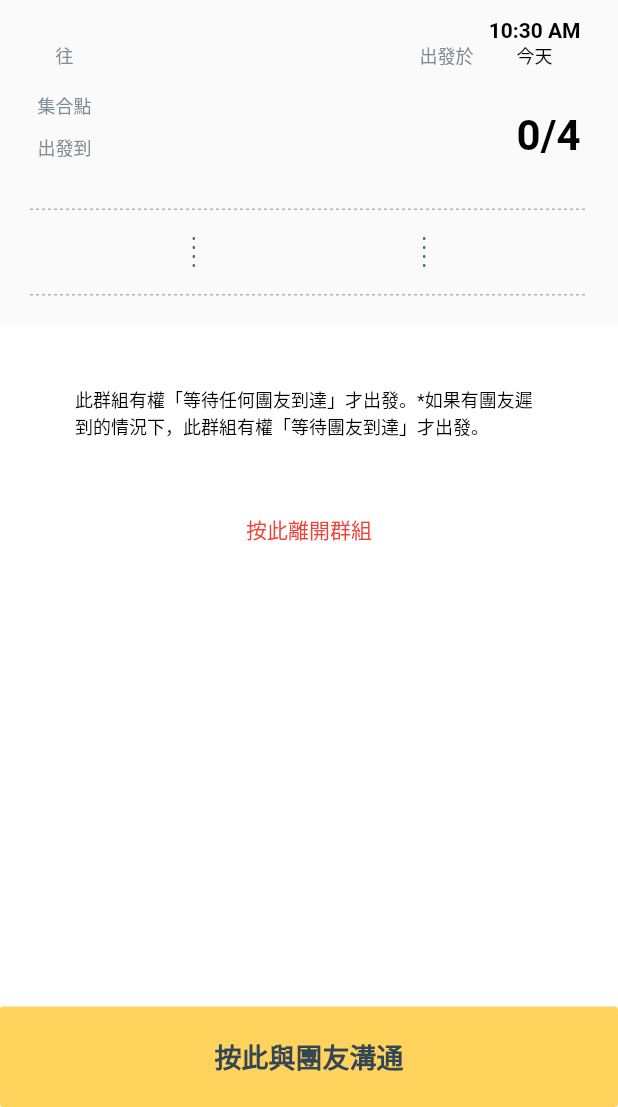
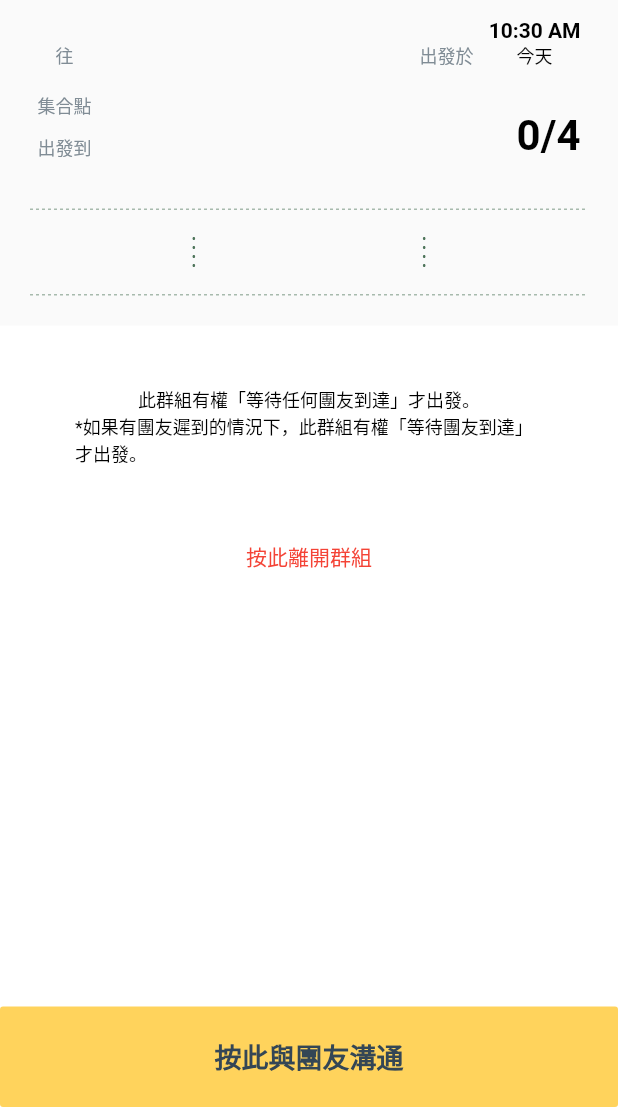
Before and after one commit to ovidiumunteanu/hk_flutter_sharecab, a Flutter app: the GroupDetails screen opened directly with empty values, on a phone screen of 412 x 824 dp, the part 129-1236 px from its top. Run offline on Flutter 3.47's test engine with Material 2 defaults, Android fonts, the phone set to English and light mode, and no system bars; drawn by our look-alikes of dotted_line; our stand-ins replace cloud_firestore, curved_navigation_bar, firebase_auth, firebase_messaging, flutter_spinkit, flutter_svg and 6 more; missing offline and left inert: dart:ffi, geocoder; accounts and stored records are empty; project files that could hold a hidden picture were left out.

Commit message:
new feedback android done

```diff
--- a/lib/screens/groupdetailscreen/groupdetails.dart
+++ b/lib/screens/groupdetailscreen/groupdetails.dart
@@ -138,7 +138,7 @@ class _GroupDetailsState extends State<GroupDetails>
     var pr = ProgressDialog(context,
         type: ProgressDialogType.Normal, isDismissible: false, showLogs: false);
     pr.style(
-      message: '设置到达状态..',
+      message: '處理中..',
       backgroundColor: Theme.of(context).backgroundColor,
       messageTextStyle: TextStyle(color: Theme.of(context).accentColor),
     );
@@ -222,7 +222,7 @@ class _GroupDetailsState extends State<GroupDetails>
     pr = ProgressDialog(context,
         type: ProgressDialogType.Normal, isDismissible: false, showLogs: false);
     pr.style(
-      message: '加入群...',
+      message: '加入群組中..',
       backgroundColor: Theme.of(context).backgroundColor,
       messageTextStyle: TextStyle(color: Theme.of(context).accentColor),
     );
@@ -250,8 +250,8 @@ class _GroupDetailsState extends State<GroupDetails>
           context: context,
           builder: (BuildContext ctx) {
             return AlertDialog(
-              title: Text('離開組'),
-              content: Text('你確定要離開這個群嗎？'),
+              title: Text('離開群組'),
+              content: Text('您確定要離開這群組嗎？'),
               actions: <Widget>[
                 FlatButton(
                   onPressed: () {
@@ -268,7 +268,7 @@ class _GroupDetailsState extends State<GroupDetails>
                         isDismissible: false,
                         showLogs: false);
                     pr.style(
-                      message: '離開組...',
+                      message: '離開群組中..',
                       backgroundColor: Theme.of(context).backgroundColor,
                       messageTextStyle: TextStyle(
                         color: text_color1,
@@ -406,7 +406,7 @@ class _GroupDetailsState extends State<GroupDetails>
           child: Padding(
             padding: const EdgeInsets.all(8.0),
             child: Text(
-              userItem['name'] + (numUsers > 1 ? ' x $numUsers' : ''),
+              userItem['name'] + (numUsers > 1 ? ' x $numUsers 乘客' : ''),
               style: TextStyle(
                   fontSize: 14,
                   fontWeight: FontWeight.w500,
@@ -797,14 +797,32 @@ class _GroupDetailsState extends State<GroupDetails>
                                     ),
                                     child: Column(
                                       children: [
-                                        Text(
-                                          wait_all_member
-                                              ? '此群組有權「準時出發」及不會等待個別團友。*如果有團友遲到的情況下，此群組有權「準時出發」。'
-                                              : '此群組有權「等待任何團友到達」才出發。*如果有團友遲到的情況下，此群組有權「等待團友到達」才出發。',
-                                          style: TextStyle(
-                                              fontSize: 12,
-                                              color: Colors.black),
-                                        ),
+                                        wait_all_member
+                                            ? Text(
+                                                '此群組有權「準時出發」及不會等待個別團友。',
+                                                style: TextStyle(
+                                                    fontSize: 12,
+                                                    color: Colors.black),
+                                              )
+                                            : Text(
+                                                '此群組有權「等待任何團友到達」才出發。',
+                                                style: TextStyle(
+                                                    fontSize: 12,
+                                                    color: Colors.black),
+                                              ),
+                                        wait_all_member
+                                            ? Text(
+                                                '*如果有團友遲到的情況下，此群組有權「準時出發」。',
+                                                style: TextStyle(
+                                                    fontSize: 12,
+                                                    color: Colors.black),
+                                              )
+                                            : Text(
+                                                '*如果有團友遲到的情況下，此群組有權「等待團友到達」才出發。',
+                                                style: TextStyle(
+                                                    fontSize: 12,
+                                                    color: Colors.black),
+                                              ),
                                         SizedBox(
                                           height: 40,
                                         ),
--- a/lib/screens/profile/userprofile.dart
+++ b/lib/screens/profile/userprofile.dart
@@ -96,7 +96,7 @@ class _MyProfileState extends State<MyProfile>
     pr = ProgressDialog(context,
         type: ProgressDialogType.Normal, isDismissible: false, showLogs: false);
     pr.style(
-      message: '註銷...',
+      message: '處理中..',
       backgroundColor: Theme.of(context).backgroundColor,
       messageTextStyle: TextStyle(color: Theme.of(context).accentColor),
     );
--- a/lib/screens/tripslist.dart
+++ b/lib/screens/tripslist.dart
@@ -50,13 +50,13 @@ class _TripsListState extends State<TripsList>
     if (widget.filterDestination != '任何') {
       query = query.where('destination', isEqualTo: widget.filterDestination);
     }
-    if (widget.filterGender != '男女也可') {
+    if (widget.filterGender != '任何') {
       query = query.where('sex', isEqualTo: widget.filterGender);
     }
 
-    if (widget.sortTime == '最近時間') {
+    if (widget.sortTime == '最近' || widget.sortTime == '任何') {
       query = query.orderBy('departure_time', descending: true);
-    } else if (widget.sortTime == '最遠時間') {
+    } else if (widget.sortTime == '最遠') {
       query = query.orderBy('departure_time', descending: false);
     }
 
```
Also changed, not shown: lib/components/appbar.dart (+15 -14 lines), lib/components/inputs.dart (+6 -7 lines), lib/screens/createtrip.dart (+17 -9 lines), lib/screens/dashboard.dart (+15 -10 lines), lib/screens/groupchat.dart (+23 -9 lines), pubspec.lock, 1 other file.
